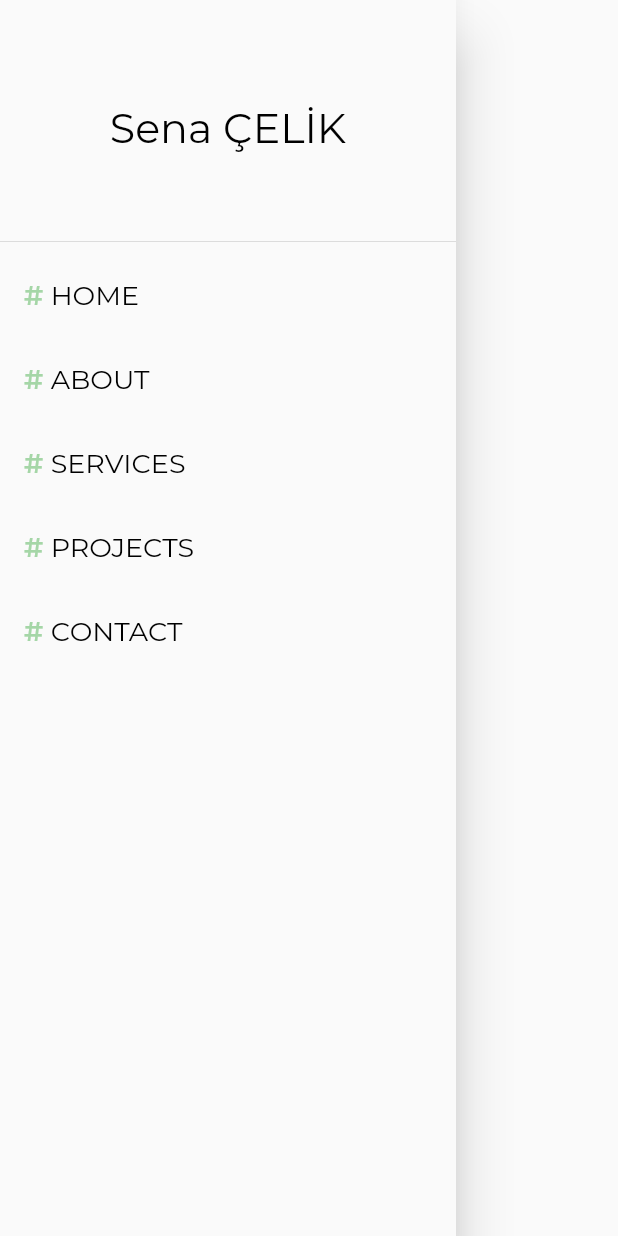
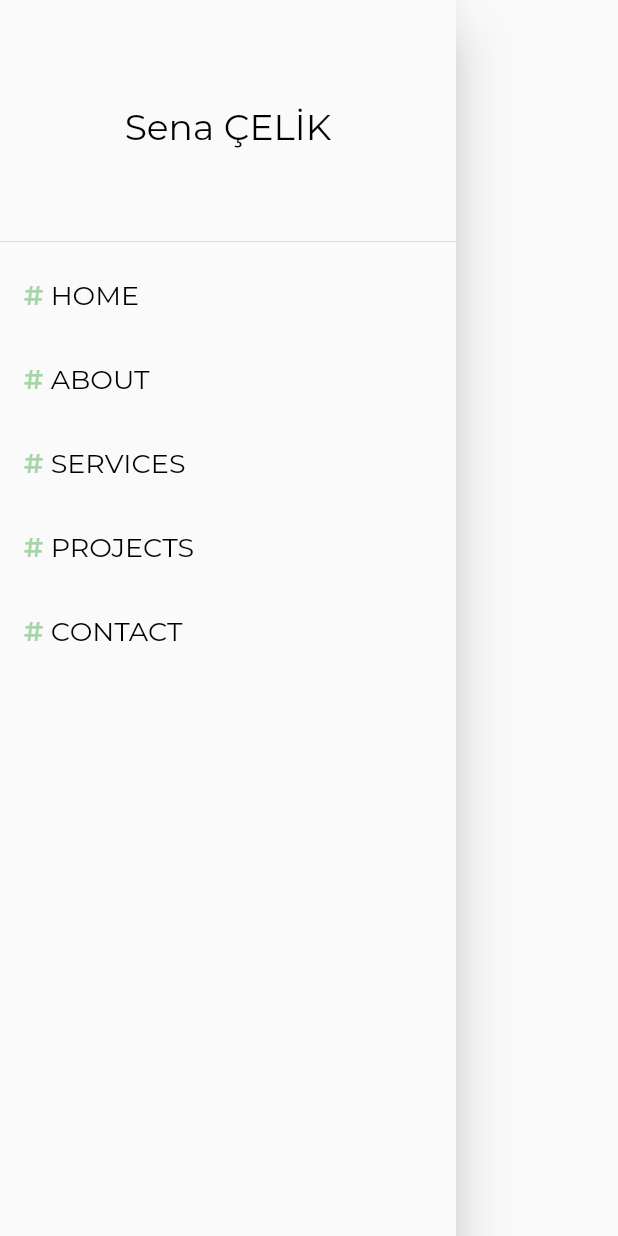
Before and after one commit to senaecelik/senacelik.github.io, a Flutter app: the MobileDrawer widget shown alone on an empty page, opened directly, on a phone screen of 412 x 824 dp. Run offline on Flutter 3.47's test engine with Material 2 defaults, Android fonts, the phone set to English and light mode, and no system bars; our stand-ins replace animated_text_kit, flutter_screenutil; missing offline and left inert: dart:html, universal_html; network calls fail; key blocks and very long unbroken strings in the code were emptied for the run.

Commit message:
fixed font size

```diff
--- a/lib/prescription/main/widget/mobile_drawer.dart
+++ b/lib/prescription/main/widget/mobile_drawer.dart
@@ -23,7 +23,7 @@ class MobileDrawer extends StatelessWidget {
                     child: Text(
               "Sena ÇELİK",
               style: getRegularStyle(
-                  fontSize: 24.sp, color: ColorManager.instance.black),
+                  fontSize: 24, color: ColorManager.instance.black),
             ))),
             ...NavBarUtils.names.asMap().entries.map(
                   (e) => ListTile(
```
